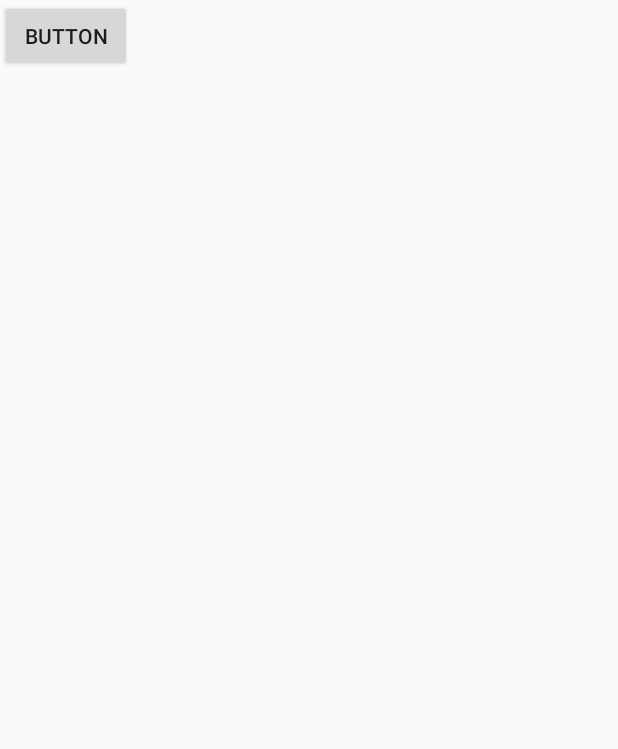
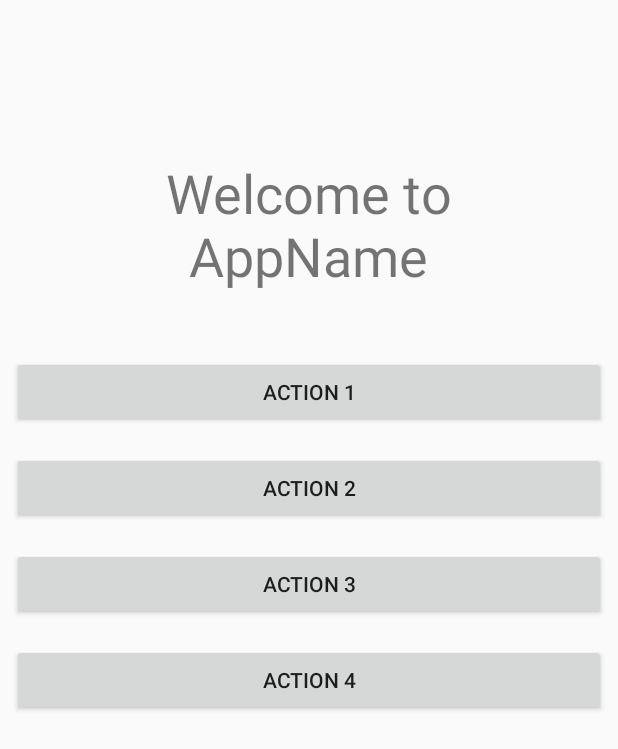
Before and after one commit to JonatanPerezLopez/SplashScreen, an Android app: the screen it shows after launch (MainActivity), on a phone screen of 412 x 824 dp. Shown: the top 749 px of the screen. Run offline under Robolectric (Android 15) with nearby library versions, the phone set to English and light mode, and no system bars.

Commit message:
working with a second layout

```diff
--- a/app/src/main/java/com/example/splashscreen/MainActivity.java
+++ b/app/src/main/java/com/example/splashscreen/MainActivity.java
@@ -40,8 +40,10 @@ public class MainActivity extends AppCompatActivity {
             @Override
             public void run() {
                 setContentView(R.layout.second);
+                //showSystemUI();
             }
         }, SPLASH_DURATION);   //5 seconds
+
 
     }
     private void hideSystemUI() {
--- a/app/src/main/res/layout/layout2.xml
+++ /dev/null
@@ -1,6 +0,0 @@
-<?xml version="1.0" encoding="utf-8"?>
-<android.support.constraint.ConstraintLayout
-    xmlns:android="http://schemas.android.com/apk/res/android" android:layout_width="match_parent"
-    android:layout_height="match_parent">
-
-</android.support.constraint.ConstraintLayout>
--- a/app/src/main/res/layout/second.xml
+++ b/app/src/main/res/layout/second.xml
@@ -1,15 +1,81 @@
 <?xml version="1.0" encoding="utf-8"?>
-<android.support.constraint.ConstraintLayout
-    xmlns:android="http://schemas.android.com/apk/res/android"
+<android.support.constraint.ConstraintLayout xmlns:android="http://schemas.android.com/apk/res/android"
+    xmlns:app="http://schemas.android.com/apk/res-auto"
     xmlns:tools="http://schemas.android.com/tools"
     android:layout_width="match_parent"
     android:layout_height="match_parent">
 
     <Button
-        android:id="@+id/button"
-        android:layout_width="wrap_content"
+        android:id="@+id/button_2"
+        android:layout_width="0dp"
         android:layout_height="wrap_content"
-        android:text="Button"
-        tools:layout_editor_absoluteX="138dp"
-        tools:layout_editor_absoluteY="171dp" />
+        android:layout_marginStart="8dp"
+        android:layout_marginLeft="8dp"
+        android:layout_marginTop="16dp"
+        android:layout_marginEnd="8dp"
+        android:layout_marginRight="8dp"
+        android:text="@string/action_2"
+        app:layout_constraintEnd_toEndOf="parent"
+        app:layout_constraintHorizontal_bias="0.501"
+        app:layout_constraintStart_toStartOf="parent"
+        app:layout_constraintTop_toBottomOf="@+id/button_1" />
+
+    <TextView
+        android:id="@+id/textView2"
+        android:layout_width="292dp"
+        android:layout_height="101dp"
+        android:layout_marginTop="50dp"
+        android:gravity="center_horizontal"
+        android:text="@string/welcome_message"
+        android:textSize="36sp"
+        app:layout_constraintBottom_toBottomOf="parent"
+        app:layout_constraintEnd_toEndOf="parent"
+        app:layout_constraintHorizontal_bias="0.495"
+        app:layout_constraintStart_toStartOf="parent"
+        app:layout_constraintTop_toTopOf="parent"
+        app:layout_constraintVertical_bias="0.07999998" />
+
+    <Button
+        android:id="@+id/button_4"
+        android:layout_width="0dp"
+        android:layout_height="wrap_content"
+        android:layout_marginStart="8dp"
+        android:layout_marginLeft="8dp"
+        android:layout_marginTop="16dp"
+        android:layout_marginEnd="8dp"
+        android:layout_marginRight="8dp"
+        android:text="@string/action_4"
+        app:layout_constraintEnd_toEndOf="parent"
+        app:layout_constraintHorizontal_bias="0.498"
+        app:layout_constraintStart_toStartOf="parent"
+        app:layout_constraintTop_toBottomOf="@+id/button_3" />
+
+    <Button
+        android:id="@+id/button_3"
+        android:layout_width="0dp"
+        android:layout_height="wrap_content"
+        android:layout_marginStart="8dp"
+        android:layout_marginLeft="8dp"
+        android:layout_marginTop="16dp"
+        android:layout_marginEnd="8dp"
+        android:layout_marginRight="8dp"
+        android:text="@string/action_3"
+        app:layout_constraintEnd_toEndOf="parent"
+        app:layout_constraintHorizontal_bias="0.498"
+        app:layout_constraintStart_toStartOf="parent"
+        app:layout_constraintTop_toBottomOf="@+id/button_2" />
+
+    <Button
+        android:id="@+id/button_1"
+        android:layout_width="0dp"
+        android:layout_height="wrap_content"
+        android:layout_marginStart="8dp"
+        android:layout_marginLeft="8dp"
+        android:layout_marginTop="32dp"
+        android:layout_marginEnd="8dp"
+        android:layout_marginRight="8dp"
+        android:text="@string/action_1"
+        app:layout_constraintEnd_toEndOf="parent"
+        app:layout_constraintStart_toStartOf="parent"
+        app:layout_constraintTop_toBottomOf="@+id/textView2" />
 </android.support.constraint.ConstraintLayout>
--- a/app/src/main/res/values/strings.xml
+++ b/app/src/main/res/values/strings.xml
@@ -1,3 +1,8 @@
 <resources>
     <string name="app_name">SplashScreen</string>
+    <string name="welcome_message">Welcome to AppName</string>
+    <string name="action_2">Action 2</string>
+    <string name="action_4">Action 4</string>
+    <string name="action_3">Action 3</string>
+    <string name="action_1">Action 1</string>
 </resources>
--- a/build.gradle
+++ b/build.gradle
@@ -8,7 +8,7 @@ buildscript {
 
     }
     dependencies {
-        classpath 'com.android.tools.build:gradle:3.6.1'
+        classpath 'com.android.tools.build:gradle:3.6.3'
 
 
         // NOTE: Do not place your application dependencies here; they belong
```
